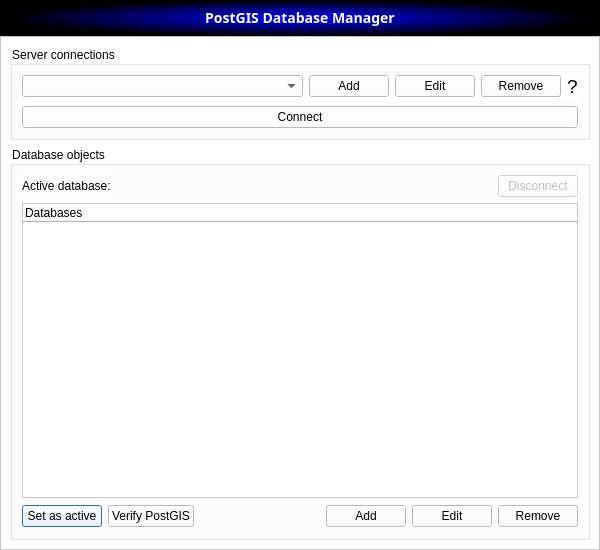
Old version of the form DBManager/UI/db_manager_menu.ui in the repository eryk918/postgis_toolbox.
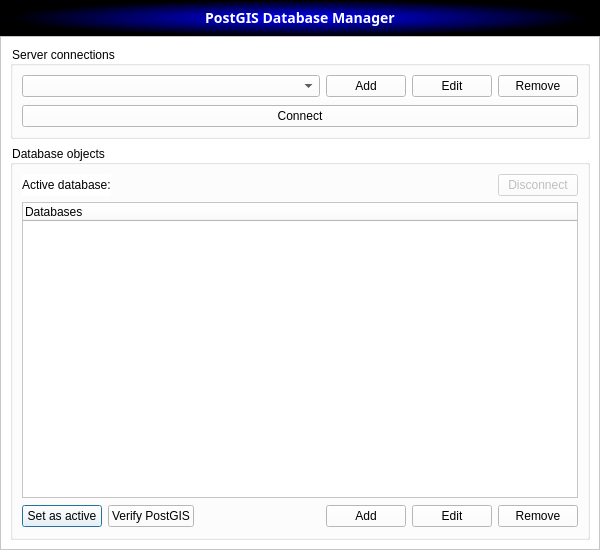
New version of the form. Icons and pictures are not drawn.

Patch:
```diff
--- a/DBManager/UI/db_manager_menu.ui
+++ b/DBManager/UI/db_manager_menu.ui
@@ -339,29 +339,6 @@
             <property name="bottomMargin">
              <number>2</number>
             </property>
-            <item row="0" column="4">
-             <widget class="QLabel" name="label_2">
-              <property name="sizePolicy">
-               <sizepolicy hsizetype="Fixed" vsizetype="Fixed">
-                <horstretch>0</horstretch>
-                <verstretch>0</verstretch>
-               </sizepolicy>
-              </property>
-              <property name="toolTip">
-               <string>&lt;!DOCTYPE HTML PUBLIC &quot;-//W3C//DTD HTML 4.0//EN&quot; &quot;http://www.w3.org/TR/REC-html40/strict.dtd&quot;&gt;
-&lt;html&gt;&lt;head&gt;&lt;meta name=&quot;qrichtext&quot; content=&quot;1&quot; /&gt;&lt;style type=&quot;text/css&quot;&gt;
-p, li { white-space: pre-wrap; }
-&lt;/style&gt;&lt;/head&gt;&lt;body style=&quot; font-family:'MS Shell Dlg 2'; font-size:8pt; font-weight:400; font-style:normal;&quot;&gt;
-&lt;p style=&quot;-qt-paragraph-type:empty; margin-top:8px; margin-bottom:8px; margin-left:0px; margin-right:0px; -qt-block-indent:0; text-indent:0px;&quot;&gt;&lt;br /&gt;&lt;/p&gt;&lt;/body&gt;&lt;/html&gt;</string>
-              </property>
-              <property name="styleSheet">
-               <string notr="true"/>
-              </property>
-              <property name="text">
-               <string>&lt;html&gt;&lt;head/&gt;&lt;body&gt;&lt;p&gt;&lt;span style=&quot; font-size:14pt;&quot;&gt;?&lt;/span&gt;&lt;/p&gt;&lt;/body&gt;&lt;/html&gt;</string>
-              </property>
-             </widget>
-            </item>
             <item row="0" column="0">
              <widget class="QComboBox" name="connection_cbbx"/>
             </item>
```
